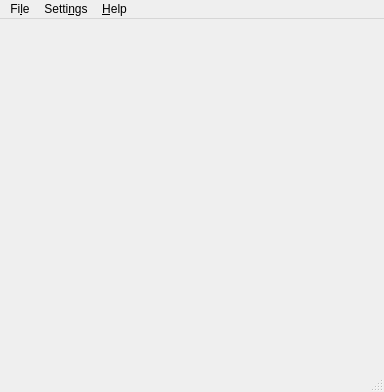
First picture: the form in npc/gui/uis/main_window.ui, repository aurule/npc, before the edit.
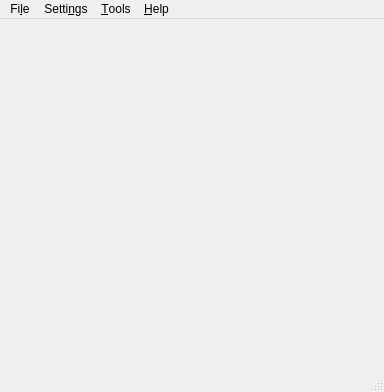
Second picture: the form after the edit. Icons and pictures are not drawn.

Patch:
```diff
--- a/npc/gui/uis/main_window.ui
+++ b/npc/gui/uis/main_window.ui
@@ -10,6 +10,12 @@
     <height>392</height>
    </rect>
   </property>
+  <property name="minimumSize">
+   <size>
+    <width>384</width>
+    <height>392</height>
+   </size>
+  </property>
   <property name="windowTitle">
    <string>NPC</string>
   </property>
@@ -46,8 +52,15 @@
     </property>
     <addaction name="actionAbout"/>
    </widget>
+   <widget class="QMenu" name="menuTools">
+    <property name="title">
+     <string>&amp;Tools</string>
+    </property>
+    <addaction name="actionInit"/>
+   </widget>
    <addaction name="menuFile"/>
    <addaction name="menuSettings"/>
+   <addaction name="menuTools"/>
    <addaction name="menuHelp"/>
   </widget>
   <widget class="QStatusBar" name="statusbar"/>
```
Left out of the diff: 45 changed lines with no effect on the pictures.
